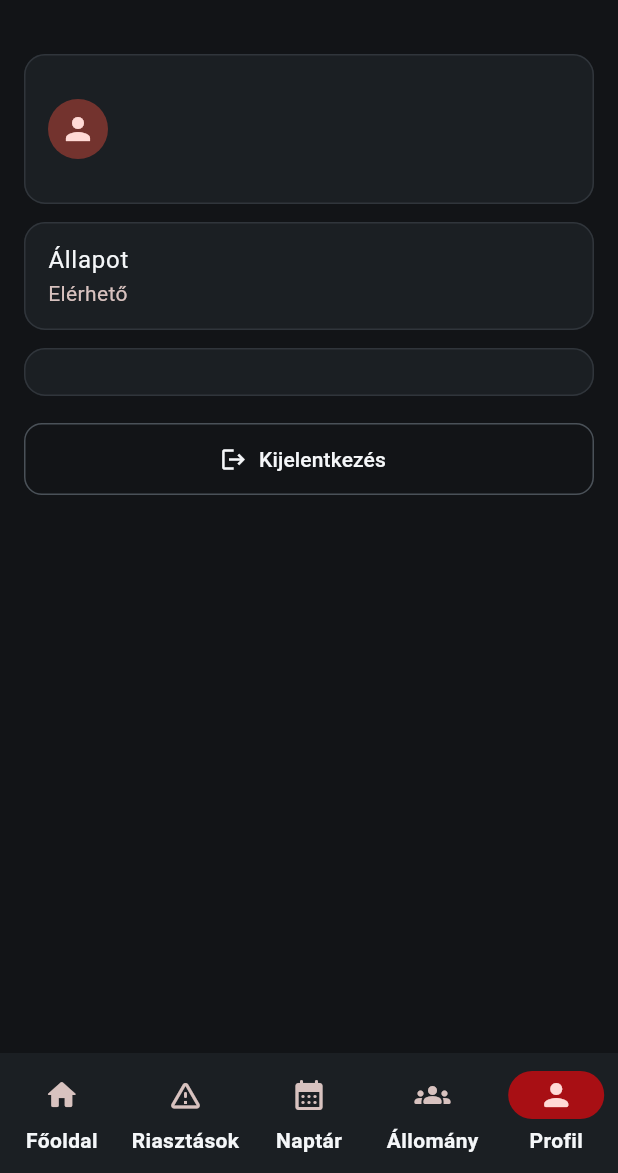
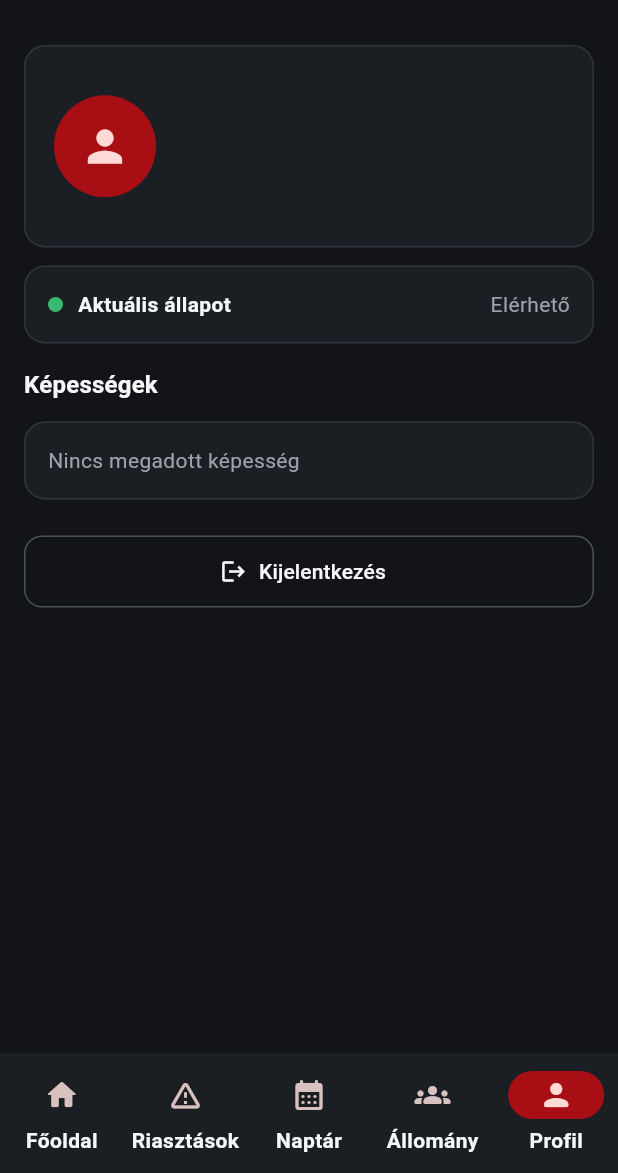
Before and after one commit to centurio84-ui/hunor-app, a Flutter app: the AppShell screen opened directly, item 5 of the bottom bar chosen, on a phone screen of 412 x 824 dp, the part 63-1236 px from its top. Run offline on Flutter 3.47's test engine with Material 3 defaults, Android fonts, the phone set to English and light mode, and no system bars; our stand-ins replace firebase_core, firebase_messaging, supabase_flutter; accounts and stored records are empty; statements that could not run were skipped.

Commit message:
UI: polish profile_page.dart

```diff
--- a/lib/views/profile_page.dart
+++ b/lib/views/profile_page.dart
@@ -1,15 +1,71 @@
 import 'package:flutter/material.dart';
 import 'package:provider/provider.dart';
 import '../services/app_store.dart';
+import '../theme/hunor_theme.dart';
 
 class ProfilePage extends StatelessWidget {
   const ProfilePage({super.key});
-  @override Widget build(BuildContext context){final s=context.watch<AppStore>();final u=s.currentUser;if(u==null)return const Center(child:CircularProgressIndicator());
-    return ListView(padding:const EdgeInsets.all(16),children:[
-      Card(child:ListTile(leading:const CircleAvatar(child:Icon(Icons.person)),title:Text(u.name),subtitle:Text('${u.rank}\n${u.position}\n${u.workplace}'))),
-      Card(child:ListTile(title:const Text('Állapot'),subtitle:Text(u.status.label))),
-      Card(child:Padding(padding:const EdgeInsets.all(16),child:Wrap(spacing:8,children:[for(final x in u.skills)Chip(label:Text(x))]))),
-      const SizedBox(height:12),OutlinedButton.icon(onPressed:s.signOut,icon:const Icon(Icons.logout),label:const Text('Kijelentkezés')),
-    ]);
+
+  @override
+  Widget build(BuildContext context) {
+    final s = context.watch<AppStore>();
+    final u = s.currentUser;
+    if (u == null) return const Center(child: CircularProgressIndicator());
+
+    return ListView(
+      padding: const EdgeInsets.fromLTRB(16, 10, 16, 24),
+      children: [
+        Card(
+          child: Padding(
+            padding: const EdgeInsets.all(20),
+            child: Row(
+              children: [
+                const CircleAvatar(radius: 34, backgroundColor: HunorColors.redDark, child: Icon(Icons.person, size: 34)),
+                const SizedBox(width: 16),
+                Expanded(
+                  child: Column(
+                    crossAxisAlignment: CrossAxisAlignment.start,
+                    children: [
+                      Text(u.name, style: Theme.of(context).textTheme.titleLarge),
+                      const SizedBox(height: 4),
+                      Text(u.rank, style: const TextStyle(color: HunorColors.red, fontWeight: FontWeight.w800)),
+                      Text(u.position, style: const TextStyle(color: HunorColors.muted)),
+                      Text(u.workplace, style: const TextStyle(color: HunorColors.muted)),
+                    ],
+                  ),
+                ),
+              ],
+            ),
+          ),
+        ),
+        Card(
+          child: Padding(
+            padding: const EdgeInsets.all(16),
+            child: Row(
+              children: [
+                Container(width: 10, height: 10, decoration: BoxDecoration(color: HunorColors.success, shape: BoxShape.circle)),
+                const SizedBox(width: 10),
+                const Text('Aktuális állapot', style: TextStyle(fontWeight: FontWeight.w700)),
+                const Spacer(),
+                Text(u.status.label, style: const TextStyle(color: HunorColors.muted)),
+              ],
+            ),
+          ),
+        ),
+        const SizedBox(height: 10),
+        Text('Képességek', style: Theme.of(context).textTheme.titleMedium),
+        const SizedBox(height: 6),
+        Card(
+          child: Padding(
+            padding: const EdgeInsets.all(16),
+            child: u.skills.isEmpty
+              ? const Text('Nincs megadott képesség', style: TextStyle(color: HunorColors.muted))
+              : Wrap(spacing: 8, runSpacing: 8, children: [for (final x in u.skills) Chip(label: Text(x))]),
+          ),
+        ),
+        const SizedBox(height: 18),
+        OutlinedButton.icon(onPressed: s.signOut, icon: const Icon(Icons.logout), label: const Text('Kijelentkezés')),
+      ],
+    );
   }
 }
```
